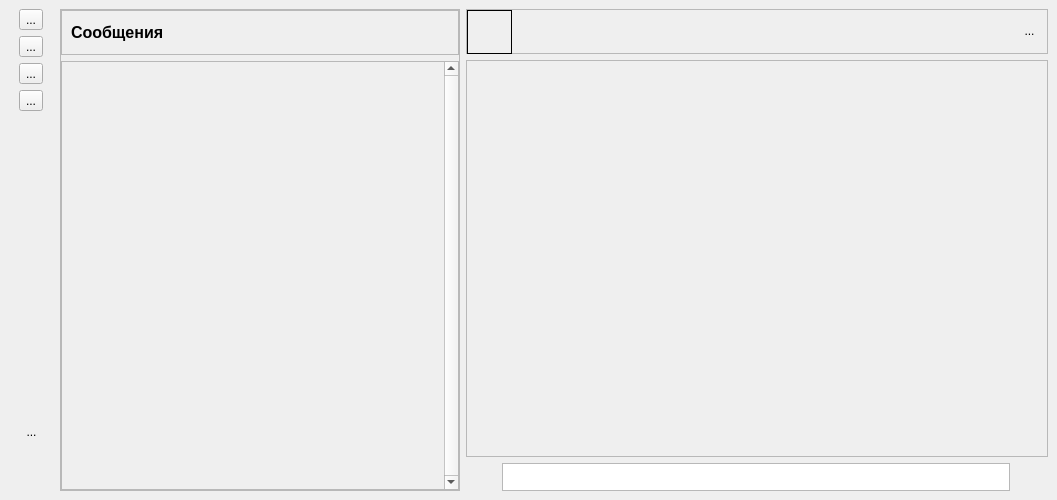
nillerusr/qVK, file wins/messageswindow.ui: the form before one commit.
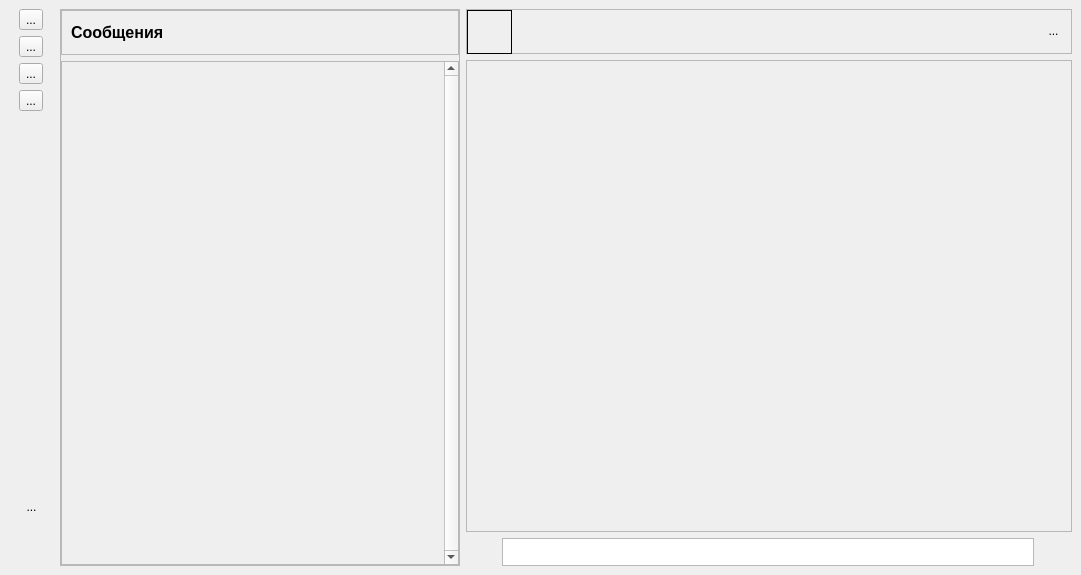
The form after the commit. Icons and pictures are not drawn. Custom widgets are drawn as their Qt base class.

The edit to the form file:
```diff
--- a/wins/messageswindow.ui
+++ b/wins/messageswindow.ui
@@ -6,8 +6,8 @@
    <rect>
     <x>0</x>
     <y>0</y>
-    <width>1057</width>
-    <height>500</height>
+    <width>1081</width>
+    <height>575</height>
    </rect>
   </property>
   <property name="windowTitle">
@@ -219,7 +219,7 @@
               <x>0</x>
               <y>0</y>
               <width>380</width>
-              <height>425</height>
+              <height>500</height>
              </rect>
             </property>
             <layout class="QVBoxLayout" name="verticalLayout_3">
@@ -379,11 +379,14 @@
           <rect>
            <x>0</x>
            <y>0</y>
-           <width>576</width>
-           <height>391</height>
+           <width>600</width>
+           <height>466</height>
           </rect>
          </property>
          <layout class="QVBoxLayout" name="verticalLayout_2">
+          <property name="spacing">
+           <number>0</number>
+          </property>
           <item>
            <widget class="QWidget" name="spacer" native="true">
             <property name="sizePolicy">
```
Left out of the diff: 10 changed lines with no effect on the pictures.
